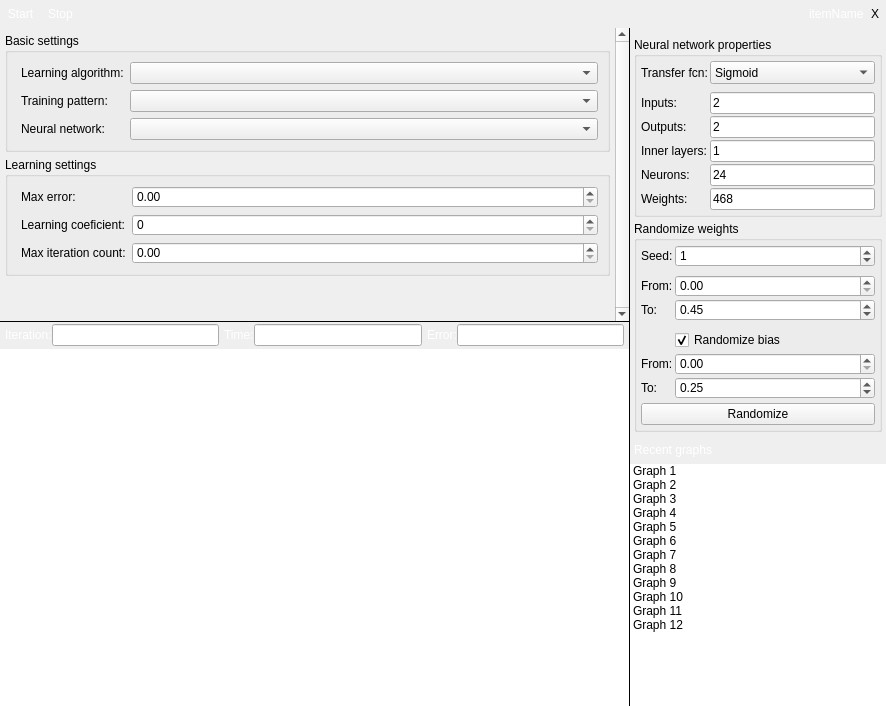
First picture: the form in ApplicationUi/LearningWidget.ui, repository kacerpetr/NNCreator, before the edit.
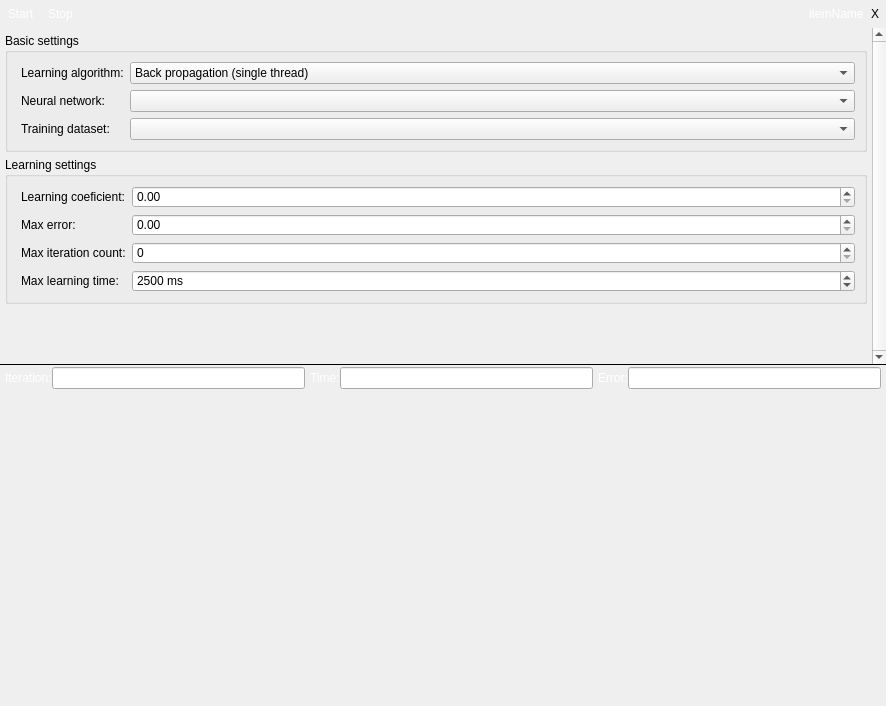
Second picture: the form after the edit. Icons and pictures are not drawn.

Commit message: Added basic functionality of learning widget

Diff of the .ui file:
```diff
--- a/ApplicationUi/LearningWidget.ui
+++ b/ApplicationUi/LearningWidget.ui
@@ -308,8 +308,8 @@
                <rect>
                 <x>0</x>
                 <y>0</y>
-                <width>604</width>
-                <height>283</height>
+                <width>869</width>
+                <height>336</height>
                </rect>
               </property>
               <property name="sizePolicy">
@@ -361,9 +361,14 @@
                       <verstretch>0</verstretch>
                      </sizepolicy>
                     </property>
+                    <item>
+                     <property name="text">
+                      <string>Back propagation (single thread)</string>
+                     </property>
+                    </item>
                    </widget>
                   </item>
-                  <item row="1" column="0">
+                  <item row="2" column="0">
                    <widget class="QLabel" name="label_13">
                     <property name="sizePolicy">
                      <sizepolicy hsizetype="Expanding" vsizetype="Preferred">
@@ -372,15 +377,15 @@
                      </sizepolicy>
                     </property>
                     <property name="text">
-                     <string>Training pattern:</string>
+                     <string>Training dataset:</string>
                     </property>
                     <property name="indent">
                      <number>4</number>
                     </property>
                    </widget>
                   </item>
-                  <item row="1" column="1">
-                   <widget class="QComboBox" name="comboBox_2">
+                  <item row="2" column="1">
+                   <widget class="QComboBox" name="datasetBox">
                     <property name="sizePolicy">
                      <sizepolicy hsizetype="Expanding" vsizetype="Fixed">
                       <horstretch>0</horstretch>
@@ -389,7 +394,7 @@
                     </property>
                    </widget>
                   </item>
-                  <item row="2" column="0">
+                  <item row="1" column="0">
                    <widget class="QLabel" name="label_12">
                     <property name="sizePolicy">
                      <sizepolicy hsizetype="Expanding" vsizetype="Preferred">
@@ -405,8 +410,8 @@
                     </property>
                    </widget>
                   </item>
-                  <item row="2" column="1">
-                   <widget class="QComboBox" name="comboBox_3">
+                  <item row="1" column="1">
+                   <widget class="QComboBox" name="networkBox">
                     <property name="sizePolicy">
                      <sizepolicy hsizetype="Expanding" vsizetype="Fixed">
                       <horstretch>0</horstretch>
@@ -430,33 +435,10 @@
                   <string>Learning settings</string>
                  </property>
                  <layout class="QFormLayout" name="formLayout_4">
+                  <property name="fieldGrowthPolicy">
+                   <enum>QFormLayout::ExpandingFieldsGrow</enum>
+                  </property>
                   <item row="0" column="0">
-                   <widget class="QLabel" name="label_14">
-                    <property name="sizePolicy">
-                     <sizepolicy hsizetype="Expanding" vsizetype="Preferred">
-                      <horstretch>0</horstretch>
-                      <verstretch>0</verstretch>
-                     </sizepolicy>
-                    </property>
-                    <property name="text">
-                     <string>Max error:</string>
-                    </property>
-                    <property name="indent">
-                     <number>4</number>
-                    </property>
-                   </widget>
-                  </item>
-                  <item row="0" column="1">
-                   <widget class="QDoubleSpinBox" name="doubleSpinBox_5">
-                    <property name="sizePolicy">
-                     <sizepolicy hsizetype="Expanding" vsizetype="Fixed">
-                      <horstretch>0</horstretch>
-                      <verstretch>0</verstretch>
-                     </sizepolicy>
-                    </property>
-                   </widget>
-                  </item>
-                  <item row="1" column="0">
                    <widget class="QLabel" name="label_16">
                     <property name="sizePolicy">
                      <sizepolicy hsizetype="Expanding" vsizetype="Preferred">
@@ -472,8 +454,8 @@
                     </property>
                    </widget>
                   </item>
-                  <item row="1" column="1">
-                   <widget class="QSpinBox" name="spinBox_2">
+                  <item row="0" column="1">
+                   <widget class="QDoubleSpinBox" name="lrnCoefBox">
                     <property name="sizePolicy">
                      <sizepolicy hsizetype="Expanding" vsizetype="Fixed">
                       <horstretch>0</horstretch>
@@ -483,6 +465,32 @@
                    </widget>
                   </item>
                   <item row="2" column="0">
+                   <widget class="QLabel" name="label_14">
+                    <property name="sizePolicy">
+                     <sizepolicy hsizetype="Expanding" vsizetype="Preferred">
+                      <horstretch>0</horstretch>
+                      <verstretch>0</verstretch>
+                     </sizepolicy>
+                    </property>
+                    <property name="text">
+                     <string>Max error:</string>
+                    </property>
+                    <property name="indent">
+                     <number>4</number>
+                    </property>
+                   </widget>
+                  </item>
+                  <item row="2" column="1">
+                   <widget class="QDoubleSpinBox" name="maxErrBox">
+                    <property name="sizePolicy">
+                     <sizepolicy hsizetype="Expanding" vsizetype="Fixed">
+                      <horstretch>0</horstretch>
+                      <verstretch>0</verstretch>
+                     </sizepolicy>
+                    </property>
+                   </widget>
+                  </item>
+                  <item row="4" column="0">
                    <widget class="QLabel" name="label_15">
                     <property name="sizePolicy">
                      <sizepolicy hsizetype="Expanding" vsizetype="Preferred">
@@ -498,13 +506,54 @@
                     </property>
                    </widget>
                   </item>
-                  <item row="2" column="1">
-                   <widget class="QDoubleSpinBox" name="doubleSpinBox_6">
+                  <item row="4" column="1">
+                   <widget class="QSpinBox" name="maxIterBox">
                     <property name="sizePolicy">
                      <sizepolicy hsizetype="Expanding" vsizetype="Fixed">
                       <horstretch>0</horstretch>
                       <verstretch>0</verstretch>
                      </sizepolicy>
+                    </property>
+                    <property name="maximum">
+                     <number>1000000</number>
+                    </property>
+                   </widget>
+                  </item>
+                  <item row="5" column="0">
+                   <widget class="QLabel" name="label_21">
+                    <property name="sizePolicy">
+                     <sizepolicy hsizetype="Expanding" vsizetype="Preferred">
+                      <horstretch>0</horstretch>
+                      <verstretch>0</verstretch>
+                     </sizepolicy>
+                    </property>
+                    <property name="text">
+                     <string>Max learning time:</string>
+                    </property>
+                    <property name="indent">
+                     <number>4</number>
+                    </property>
+                   </widget>
+                  </item>
+                  <item row="5" column="1">
+                   <widget class="QSpinBox" name="maxTimeBox">
+                    <property name="sizePolicy">
+                     <sizepolicy hsizetype="Expanding" vsizetype="Fixed">
+                      <horstretch>0</horstretch>
+                      <verstretch>0</verstretch>
+                     </sizepolicy>
+                    </property>
+                    <property name="suffix">
+                     <string> ms</string>
+                    </property>
+                    <property name="maximum">
+                     <number>1000000</number>
+                    </property>
+                    <property name="singleStep">
+                     <number>100</number>
+                    </property>
+                    <property name="value">
+                     <number>2500</number>
                     </property>
                    </widget>
                   </item>
@@ -518,8 +567,8 @@
                  </property>
                  <property name="sizeHint" stdset="0">
                   <size>
-                   <width>20</width>
-                   <height>40</height>
+                   <width>0</width>
+                   <height>60</height>
                   </size>
                  </property>
                 </spacer>
@@ -534,7 +583,7 @@
           <property name="sizePolicy">
            <sizepolicy hsizetype="Preferred" vsizetype="Preferred">
             <horstretch>0</horstretch>
-            <verstretch>15</verstretch>
+            <verstretch>10</verstretch>
            </sizepolicy>
           </property>
           <property name="frameShape">
@@ -717,19 +766,21 @@
             </widget>
            </item>
            <item>
-            <widget class="QLabel" name="label_23">
-             <property name="sizePolicy">
-              <sizepolicy hsizetype="Preferred" vsizetype="Expanding">
-               <horstretch>0</horstretch>
-               <verstretch>0</verstretch>
-              </sizepolicy>
+            <widget class="QFrame" name="graphFrame">
+             <property name="frameShape">
+              <enum>QFrame::NoFrame</enum>
              </property>
-             <property name="autoFillBackground">
-              <bool>false</bool>
+             <property name="frameShadow">
+              <enum>QFrame::Raised</enum>
              </property>
-             <property name="styleSheet">
-              <string notr="true">background-color: white;</string>
-             </property>
+             <layout class="QVBoxLayout" name="verticalLayout_2">
+              <property name="spacing">
+               <number>0</number>
+              </property>
+              <property name="margin">
+               <number>4</number>
+              </property>
+             </layout>
             </widget>
            </item>
           </layout>
@@ -738,671 +789,6 @@
        </item>
       </layout>
      </widget>
-     <widget class="QFrame" name="frame">
-      <property name="sizePolicy">
-       <sizepolicy hsizetype="Preferred" vsizetype="Preferred">
-        <horstretch>0</horstretch>
-        <verstretch>0</verstretch>
-       </sizepolicy>
-      </property>
-      <property name="minimumSize">
-       <size>
-        <width>250</width>
-        <height>0</height>
-       </size>
-      </property>
-      <property name="frameShape">
-       <enum>QFrame::NoFrame</enum>
-      </property>
-      <property name="frameShadow">
-       <enum>QFrame::Raised</enum>
-      </property>
-      <layout class="QVBoxLayout" name="verticalLayout_14">
-       <property name="spacing">
-        <number>0</number>
-       </property>
-       <property name="margin">
-        <number>0</number>
-       </property>
-       <item>
-        <layout class="QVBoxLayout" name="verticalLayout_10">
-         <property name="spacing">
-          <number>0</number>
-         </property>
-         <item>
-          <widget class="QFrame" name="frame_8">
-           <property name="sizePolicy">
-            <sizepolicy hsizetype="Preferred" vsizetype="Preferred">
-             <horstretch>0</horstretch>
-             <verstretch>1</verstretch>
-            </sizepolicy>
-           </property>
-           <property name="frameShape">
-            <enum>QFrame::NoFrame</enum>
-           </property>
-           <property name="frameShadow">
-            <enum>QFrame::Raised</enum>
-           </property>
-           <layout class="QVBoxLayout" name="verticalLayout_2">
-            <property name="spacing">
-             <number>4</number>
-            </property>
-            <property name="leftMargin">
-             <number>4</number>
-            </property>
-            <property name="rightMargin">
-             <number>4</number>
-            </property>
-            <property name="bottomMargin">
-             <number>4</number>
-            </property>
-            <item>
-             <widget class="QGroupBox" name="groupBox_2">
-              <property name="title">
-               <string>Neural network properties</string>
-              </property>
-              <layout class="QVBoxLayout" name="verticalLayout_3">
-               <property name="margin">
-                <number>4</number>
-               </property>
-               <item>
-                <layout class="QFormLayout" name="formLayout">
-                 <property name="fieldGrowthPolicy">
-                  <enum>QFormLayout::ExpandingFieldsGrow</enum>
-                 </property>
-                 <property name="horizontalSpacing">
-                  <number>2</number>
-                 </property>
-                 <property name="verticalSpacing">
-                  <number>2</number>
-                 </property>
-                 <item row="0" column="0">
-                  <widget class="QLabel" name="label">
-                   <property name="text">
-                    <string>Transfer fcn:</string>
-                   </property>
-                  </widget>
-                 </item>
-                 <item row="0" column="1">
-                  <widget class="QComboBox" name="comboBox">
-                   <property name="sizePolicy">
-                    <sizepolicy hsizetype="Expanding" vsizetype="Fixed">
-                     <horstretch>0</horstretch>
-                     <verstretch>0</verstretch>
-                    </sizepolicy>
-                   </property>
-                   <property name="minimumSize">
-                    <size>
-                     <width>0</width>
-                     <height>23</height>
-                    </size>
-                   </property>
-                   <item>
-                    <property name="text">
-                     <string>Sigmoid</string>
-                    </property>
-                   </item>
-                   <item>
-                    <property name="text">
-                     <string>Hyperbollic tangens</string>
-                    </property>
-                   </item>
-                  </widget>
-                 </item>
-                 <item row="2" column="0">
-                  <widget class="QLabel" name="label_10">
-                   <property name="text">
-                    <string>Inputs:</string>
-                   </property>
-                  </widget>
-                 </item>
-                 <item row="2" column="1">
-                  <widget class="QLineEdit" name="lineEdit_4">
-                   <property name="minimumSize">
-                    <size>
-                     <width>0</width>
-                     <height>22</height>
-                    </size>
-                   </property>
-                   <property name="text">
-                    <string>2</string>
-                   </property>
-                   <property name="readOnly">
-                    <bool>true</bool>
-                   </property>
-                  </widget>
-                 </item>
-                 <item row="3" column="0">
-                  <widget class="QLabel" name="label_11">
-                   <property name="text">
-                    <string>Outputs:</string>
-                   </property>
-                  </widget>
-                 </item>
-                 <item row="3" column="1">
-                  <widget class="QLineEdit" name="lineEdit_5">
-                   <property name="minimumSize">
-                    <size>
-                     <width>0</width>
-                     <height>22</height>
-                    </size>
-                   </property>
-                   <property name="text">
-                    <string>2</string>
-                   </property>
-                   <property name="readOnly">
-                    <bool>true</bool>
-                   </property>
-                  </widget>
-                 </item>
-                 <item row="4" column="0">
-                  <widget class="QLabel" name="label_7">
-                   <property name="text">
-                    <string>Inner layers:</string>
-                   </property>
-                  </widget>
-                 </item>
-                 <item row="4" column="1">
-                  <widget class="QLineEdit" name="lineEdit">
-                   <property name="minimumSize">
-                    <size>
-                     <width>0</width>
-                     <height>22</height>
-                    </size>
-                   </property>
-                   <property name="text">
-                    <string>1</string>
-                   </property>
-                   <property name="readOnly">
-                    <bool>true</bool>
-                   </property>
-                  </widget>
-                 </item>
-                 <item row="5" column="0">
-                  <widget class="QLabel" name="label_8">
-                   <property name="text">
-                    <string>Neurons:</string>
-                   </property>
-                  </widget>
-                 </item>
-                 <item row="5" column="1">
-                  <widget class="QLineEdit" name="lineEdit_2">
-                   <property name="minimumSize">
-                    <size>
-                     <width>0</width>
-                     <height>22</height>
-                    </size>
-                   </property>
-                   <property name="text">
-                    <string>24</string>
-                   </property>
-                   <property name="readOnly">
-                    <bool>true</bool>
-                   </property>
-                  </widget>
-                 </item>
-                 <item row="6" column="0">
-                  <widget class="QLabel" name="label_9">
-                   <property name="text">
-                    <string>Weights:</string>
-                   </property>
-                  </widget>
-                 </item>
-                 <item row="6" column="1">
-                  <widget class="QLineEdit" name="lineEdit_3">
-                   <property name="minimumSize">
-                    <size>
-                     <width>0</width>
-                     <height>22</height>
-                    </size>
-                   </property>
-                   <property name="text">
-                    <string>468</string>
-                   </property>
-                   <property name="readOnly">
-                    <bool>true</bool>
-                   </property>
-                  </widget>
-                 </item>
-                 <item row="1" column="1">
-                  <spacer name="verticalSpacer_4">
-                   <property name="orientation">
-                    <enum>Qt::Vertical</enum>
-                   </property>
-                   <property name="sizeType">
-                    <enum>QSizePolicy::Fixed</enum>
-                   </property>
-                   <property name="sizeHint" stdset="0">
-                    <size>
-                     <width>20</width>
-                     <height>4</height>
-                    </size>
-                   </property>
-                  </spacer>
-                 </item>
-                </layout>
-               </item>
-              </layout>
-             </widget>
-            </item>
-            <item>
-             <widget class="QGroupBox" name="groupBox">
-              <property name="title">
-               <string>Randomize weights</string>
-              </property>
-              <layout class="QVBoxLayout" name="verticalLayout_4">
-               <property name="spacing">
-                <number>4</number>
-               </property>
-               <property name="margin">
-                <number>4</number>
-               </property>
-               <item>
-                <layout class="QFormLayout" name="formLayout_2">
-                 <property name="sizeConstraint">
-                  <enum>QLayout::SetDefaultConstraint</enum>
-                 </property>
-                 <property name="fieldGrowthPolicy">
-                  <enum>QFormLayout::ExpandingFieldsGrow</enum>
-                 </property>
-                 <property name="horizontalSpacing">
-                  <number>2</number>
-                 </property>
-                 <property name="verticalSpacing">
-                  <number>2</number>
-                 </property>
-                 <item row="0" column="0">
-                  <widget class="QLabel" name="label_2">
-                   <property name="text">
-                    <string>Seed:</string>
-                   </property>
-                  </widget>
-                 </item>
-                 <item row="0" column="1">
-                  <widget class="QSpinBox" name="spinBox">
-                   <property name="sizePolicy">
-                    <sizepolicy hsizetype="Expanding" vsizetype="Fixed">
-                     <horstretch>0</horstretch>
-                     <verstretch>0</verstretch>
-                    </sizepolicy>
-                   </property>
-                   <property name="minimumSize">
-                    <size>
-                     <width>0</width>
-                     <height>22</height>
-                    </size>
-                   </property>
-                   <property name="maximum">
-                    <number>100000000</number>
-                   </property>
-                   <property name="value">
-                    <number>1</number>
-                   </property>
-                  </widget>
-                 </item>
-                 <item row="2" column="0">
-                  <widget class="QLabel" name="label_3">
-                   <property name="text">
-                    <string>From:</string>
-                   </property>
-                  </widget>
-                 </item>
-                 <item row="2" column="1">
-                  <widget class="QDoubleSpinBox" name="doubleSpinBox">
-                   <property name="sizePolicy">
-                    <sizepolicy hsizetype="Expanding" vsizetype="Fixed">
-                     <horstretch>0</horstretch>
-                     <verstretch>0</verstretch>
-                    </sizepolicy>
-                   </property>
-                   <property name="minimumSize">
-                    <size>
-                     <width>0</width>
-                     <height>22</height>
-                    </size>
-                   </property>
-                  </widget>
-                 </item>
-                 <item row="3" column="0">
-                  <widget class="QLabel" name="label_4">
-                   <property name="text">
-                    <string>To:</string>
-                   </property>
-                  </widget>
-                 </item>
-                 <item row="3" column="1">
-                  <widget class="QDoubleSpinBox" name="doubleSpinBox_2">
-                   <property name="sizePolicy">
-                    <sizepolicy hsizetype="Expanding" vsizetype="Fixed">
-                     <horstretch>0</horstretch>
-                     <verstretch>0</verstretch>
-                    </sizepolicy>
-                   </property>
-                   <property name="minimumSize">
-                    <size>
-                     <width>0</width>
-                     <height>22</height>
-                    </size>
-                   </property>
-                   <property name="maximum">
-                    <double>1.000000000000000</double>
-                   </property>
-                   <property name="singleStep">
-                    <double>0.050000000000000</double>
-                   </property>
-                   <property name="value">
-                    <double>0.450000000000000</double>
-                   </property>
-                  </widget>
-                 </item>
-                 <item row="5" column="1">
-                  <widget class="QCheckBox" name="checkBox">
-                   <property name="minimumSize">
-                    <size>
-                     <width>0</width>
-                     <height>22</height>
-                    </size>
-                   </property>
-                   <property name="text">
-                    <string>Randomize bias</string>
-                   </property>
-                   <property name="checked">
-                    <bool>true</bool>
-                   </property>
-                  </widget>
-                 </item>
-                 <item row="7" column="0">
-                  <widget class="QLabel" name="label_5">
-                   <property name="text">
-                    <string>From:</string>
-                   </property>
-                  </widget>
-                 </item>
-                 <item row="7" column="1">
-                  <widget class="QDoubleSpinBox" name="doubleSpinBox_3">
-                   <property name="sizePolicy">
-                    <sizepolicy hsizetype="Expanding" vsizetype="Fixed">
-                     <horstretch>0</horstretch>
-                     <verstretch>0</verstretch>
-                    </sizepolicy>
-                   </property>
-                   <property name="minimumSize">
-                    <size>
-                     <width>0</width>
-                     <height>22</height>
-                    </size>
-                   </property>
-                   <property name="decimals">
-                    <number>2</number>
-                   </property>
-                   <property name="maximum">
-                    <double>1.000000000000000</double>
-                   </property>
-                   <property name="singleStep">
-                    <double>0.050000000000000</double>
-                   </property>
-                   <property name="value">
-                    <double>0.000000000000000</double>
-                   </property>
-                  </widget>
-                 </item>
-                 <item row="8" column="0">
-                  <widget class="QLabel" name="label_6">
-                   <property name="text">
-                    <string>To:</string>
-                   </property>
-                  </widget>
-                 </item>
-                 <item row="8" column="1">
-                  <widget class="QDoubleSpinBox" name="doubleSpinBox_4">
-                   <property name="sizePolicy">
-                    <sizepolicy hsizetype="Expanding" vsizetype="Fixed">
-                     <horstretch>0</horstretch>
-                     <verstretch>0</verstretch>
-                    </sizepolicy>
-                   </property>
-                   <property name="minimumSize">
-                    <size>
-                     <width>0</width>
-                     <height>22</height>
-                    </size>
-                   </property>
-                   <property name="maximum">
-                    <double>1.000000000000000</double>
-                   </property>
-                   <property name="singleStep">
-                    <double>0.050000000000000</double>
-                   </property>
-                   <property name="value">
-                    <double>0.250000000000000</double>
-                   </property>
-                  </widget>
-                 </item>
-                 <item row="4" column="1">
-                  <spacer name="verticalSpacer_3">
-                   <property name="orientation">
-                    <enum>Qt::Vertical</enum>
-                   </property>
-                   <property name="sizeType">
-                    <enum>QSizePolicy::Fixed</enum>
-                   </property>
-                   <property name="sizeHint" stdset="0">
-                    <size>
-                     <width>20</width>
-                     <height>4</height>
-                    </size>
-                   </property>
-                  </spacer>
-                 </item>
-                 <item row="1" column="1">
-                  <spacer name="verticalSpacer_2">
-                   <property name="orientation">
-                    <enum>Qt::Vertical</enum>
-                   </property>
-                   <property name="sizeType">
-                    <enum>QSizePolicy::Fixed</enum>
-                   </property>
-                   <property name="sizeHint" stdset="0">
-                    <size>
-                     <width>20</width>
-                     <height>4</height>
-                    </size>
-                   </property>
-                  </spacer>
-                 </item>
-                </layout>
-               </item>
-               <item>
-                <widget class="QPushButton" name="pushButton_2">
-                 <property name="sizePolicy">
-                  <sizepolicy hsizetype="Expanding" vsizetype="Fixed">
-                   <horstretch>0</horstretch>
-                   <verstretch>0</verstretch>
-                  </sizepolicy>
-                 </property>
-                 <property name="minimumSize">
-                  <size>
-                   <width>0</width>
-                   <height>22</height>
-                  </size>
-                 </property>
-                 <property name="maximumSize">
-                  <size>
-                   <width>16777215</width>
-                   <height>22</height>
-                  </size>
-                 </property>
-                 <property name="text">
-                  <string>Randomize</string>
-                 </property>
-                </widget>
-               </item>
-              </layout>
-             </widget>
-            </item>
-            <item>
-             <spacer name="verticalSpacer">
-              <property name="orientation">
-               <enum>Qt::Vertical</enum>
-              </property>
-              <property name="sizeType">
-               <enum>QSizePolicy::Expanding</enum>
-              </property>
-              <property name="sizeHint" stdset="0">
-               <size>
-                <width>20</width>
-                <height>1</height>
-               </size>
-              </property>
-             </spacer>
-            </item>
-           </layout>
-          </widget>
-         </item>
-         <item>
-          <widget class="QFrame" name="frame_7">
-           <property name="sizePolicy">
-            <sizepolicy hsizetype="Preferred" vsizetype="Preferred">
-             <horstretch>0</horstretch>
-             <verstretch>10</verstretch>
-            </sizepolicy>
-           </property>
-           <property name="frameShape">
-            <enum>QFrame::NoFrame</enum>
-           </property>
-           <property name="frameShadow">
-            <enum>QFrame::Raised</enum>
-           </property>
-           <layout class="QVBoxLayout" name="verticalLayout_6">
-            <property name="spacing">
-             <number>0</number>
-            </property>
-            <property name="margin">
-             <number>0</number>
-            </property>
-            <item>
-             <widget class="QFrame" name="topToolBar_2">
-              <property name="minimumSize">
-               <size>
-                <width>0</width>
-                <height>28</height>
-               </size>
-              </property>
-              <property name="maximumSize">
-               <size>
-                <width>16777215</width>
-                <height>27</height>
-               </size>
-              </property>
-              <property name="styleSheet">
-               <string notr="true">#topToolBar_2{
-	background-image: url(:toolbar);
-	background-position: bottom;
-}</string>
-              </property>
-              <property name="lineWidth">
-               <number>0</number>
-              </property>
-              <layout class="QHBoxLayout" name="horizontalLayout_5">
-               <property name="spacing">
-                <number>0</number>
-               </property>
-               <property name="leftMargin">
-                <number>4</number>
-               </property>
-               <property name="topMargin">
-                <number>0</number>
-               </property>
-               <property name="rightMargin">
-                <number>4</number>
-               </property>
-               <property name="bottomMargin">
-                <number>0</number>
-               </property>
-               <item>
-                <widget class="QLabel" name="label_21">
-                 <property name="text">
-                  <string>&lt;html&gt;&lt;head/&gt;&lt;body&gt;&lt;p&gt;&lt;span style=&quot; color:#ffffff;&quot;&gt;Recent graphs&lt;/span&gt;&lt;/p&gt;&lt;/body&gt;&lt;/html&gt;</string>
-                 </property>
-                </widget>
-               </item>
-              </layout>
-             </widget>
-            </item>
-            <item>
-             <widget class="QListWidget" name="listWidget">
-              <property name="frameShape">
-               <enum>QFrame::NoFrame</enum>
-              </property>
-              <item>
-               <property name="text">
-                <string>Graph 1</string>
-               </property>
-              </item>
-              <item>
-               <property name="text">
-                <string>Graph 2</string>
-               </property>
-              </item>
-              <item>
-               <property name="text">
-                <string>Graph 3</string>
-               </property>
-              </item>
-              <item>
-               <property name="text">
-                <string>Graph 4</string>
-               </property>
-              </item>
-              <item>
-               <property name="text">
-                <string>Graph 5</string>
-               </property>
-              </item>
-              <item>
-               <property name="text">
-                <string>Graph 6</string>
-               </property>
-              </item>
-              <item>
-               <property name="text">
-                <string>Graph 7</string>
-               </property>
-              </item>
-              <item>
-               <property name="text">
-                <string>Graph 8</string>
-               </property>
-              </item>
-              <item>
-               <property name="text">
-                <string>Graph 9</string>
-               </property>
-              </item>
-              <item>
-               <property name="text">
-                <string>Graph 10</string>
-               </property>
-              </item>
-              <item>
-               <property name="text">
-                <string>Graph 11</string>
-               </property>
-              </item>
-              <item>
-               <property name="text">
-                <string>Graph 12</string>
-               </property>
-              </item>
-             </widget>
-            </item>
-           </layout>
-          </widget>
-         </item>
-        </layout>
-       </item>
-      </layout>
-     </widget>
     </widget>
    </item>
   </layout>
```
Left out of the diff: 12 changed lines with no effect on the pictures. The commit also changes 43 other files.
